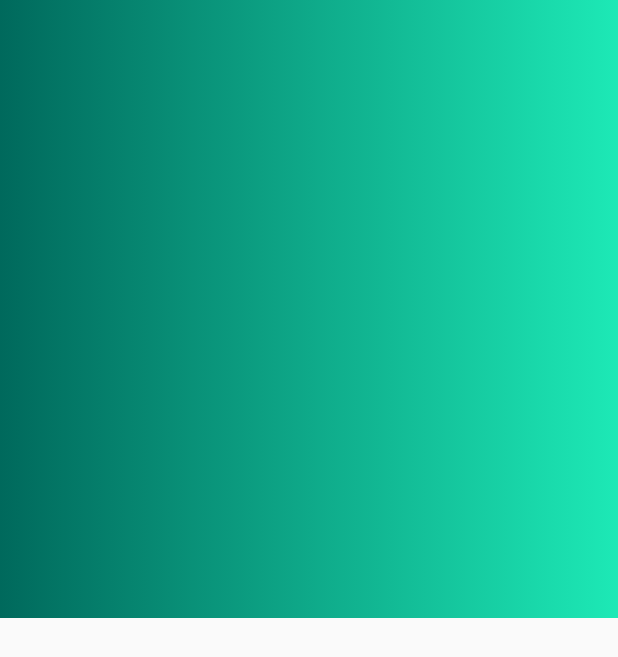
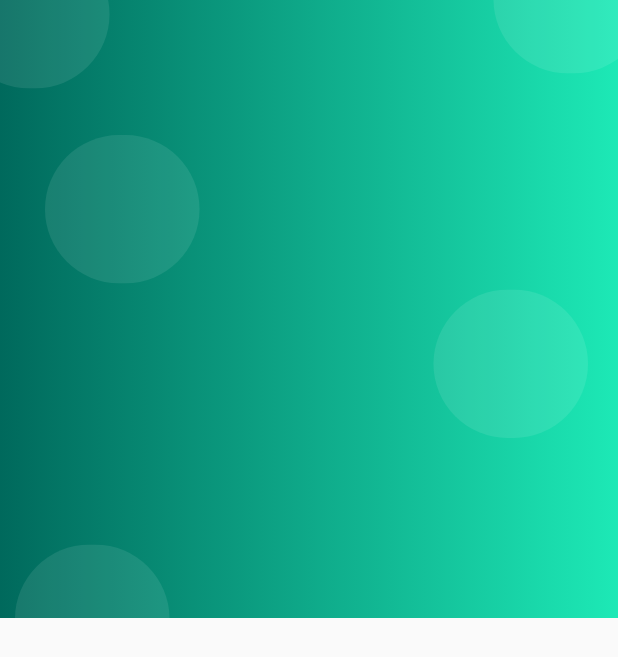
Before and after one commit to vlSolrac/AutoParts, a Flutter app: the LoginScreen screen opened by its route, on a phone screen of 412 x 824 dp. Shown: the top 657 px of the screen. Run offline on Flutter 3.47's test engine with Material 2 defaults, Android fonts, the phone set to English and light mode, and no system bars; our stand-ins replace cloud_firestore, firebase_core, lottie; accounts and stored records are empty; statements that could not run were skipped; project files that could hold a hidden picture were left out.

Commit message:
login backgroud part 2

```diff
--- a/autoparts/lib/screens/fist_home_screen.dart
+++ b/autoparts/lib/screens/fist_home_screen.dart
@@ -14,7 +14,7 @@ class FistHomeScreen extends StatelessWidget {
     // final statusBar = MediaQuery.of(context).viewPadding;
 
     return Scaffold(
-      body: LoginBackgroud(
+      body: FistHomeBackgroud(
         child: SingleChildScrollView(
           child: Column(
             children: [
--- a/autoparts/lib/screens/login_screen.dart
+++ b/autoparts/lib/screens/login_screen.dart
@@ -13,7 +13,29 @@ class LoginScreen extends StatelessWidget {
     // final statusBar = MediaQuery.of(context).viewPadding;
 
     return Scaffold(
-        body: SizedBox(
+      body: LoginBackground(
+        child: SingleChildScrollView(
+          child: Column(
+            children: [],
+          ),
+        ),
+      ),
+    );
+  }
+}
+
+class LoginBackground extends StatelessWidget {
+  final Widget child;
+  const LoginBackground({
+    Key? key,
+    required this.child,
+  }) : super(key: key);
+
+  @override
+  Widget build(BuildContext context) {
+    final size = MediaQuery.of(context).size;
+
+    return SizedBox(
       width: double.infinity,
       height: double.infinity,
       child: Stack(
@@ -26,11 +48,33 @@ class LoginScreen extends StatelessWidget {
                   colors: [ThemeApp.secondary, Colors.tealAccent[400]!]),
             ),
             child: Stack(
-              children: [],
+              children: [
+                Positioned(top: 90, left: 30, child: _Bubble()),
+                Positioned(top: -40, left: -30, child: _Bubble()),
+                Positioned(top: -50, right: -20, child: _Bubble()),
+                Positioned(bottom: -50, left: 10, child: _Bubble()),
+                Positioned(bottom: 120, right: 20, child: _Bubble()),
+              ],
             ),
-          )
+          ),
+          child
         ],
       ),
-    ));
+    );
   }
 }
+
+class _Bubble extends StatelessWidget {
+  @override
+  Widget build(BuildContext context) {
+    final size = MediaQuery.of(context).size;
+
+    return Container(
+      width: size.width * 0.25,
+      height: size.height * 0.12,
+      decoration: BoxDecoration(
+          borderRadius: BorderRadius.circular(100),
+          color: const Color.fromRGBO(255, 255, 255, 0.09)),
+    );
+  }
+}
--- a/autoparts/lib/widgets/first_home/login_background.dart
+++ b/autoparts/lib/widgets/first_home/first_home_background.dart
@@ -2,9 +2,9 @@ import 'package:flutter/material.dart';
 
 import 'package:autoparts/themes/themes.dart';
 
-class LoginBackgroud extends StatelessWidget {
+class FistHomeBackgroud extends StatelessWidget {
   final Widget child;
-  const LoginBackgroud({
+  const FistHomeBackgroud({
     Key? key,
     required this.child,
   }) : super(key: key);
```
